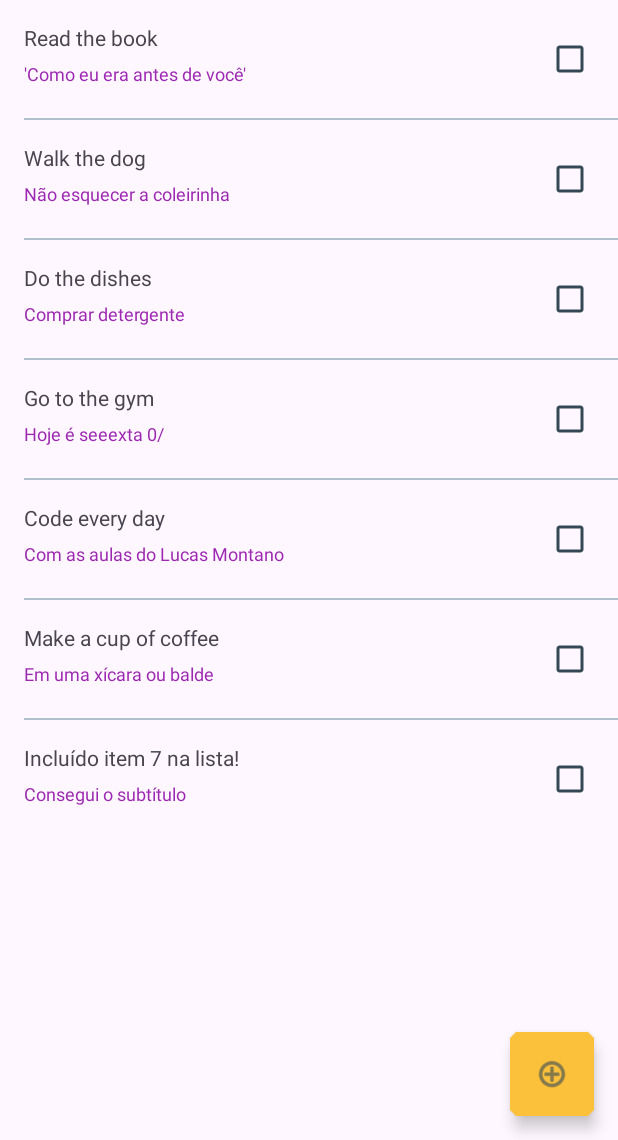
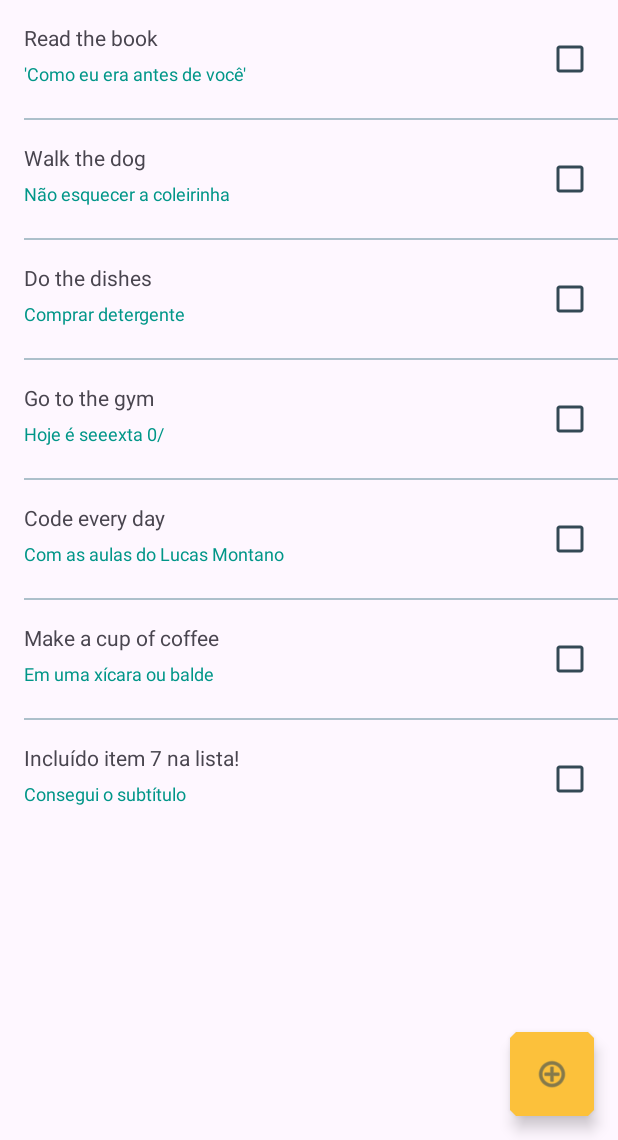
Before and after one commit to DanieleStein/MundoMobile, an Android app: the screen it shows after launch (MainActivity), on a phone screen of 412 x 824 dp, the part 96-1236 px from its top. Run offline under Robolectric (Android 15) with nearby library versions, the phone set to English and light mode, and no system bars; our stand-ins replace navigation-ui.

Commit message:
Inserida nova cor ao projeto

```diff
--- a/app/src/main/res/layout/habit_item.xml
+++ b/app/src/main/res/layout/habit_item.xml
@@ -25,13 +25,13 @@
     android:layout_height="wrap_content"
     android:layout_marginStart="16dp"
     android:layout_marginEnd="8dp"
-    android:text="Testando"
-    android:textColor="@color/fucsia"
+    android:textColor="@color/waterGreen"
     android:textSize="12dp"
     app:layout_constraintBottom_toBottomOf="parent"
     app:layout_constraintEnd_toStartOf="@+id/completeCheckBox"
     app:layout_constraintStart_toStartOf="parent"
-    app:layout_constraintTop_toBottomOf="@+id/titleTextView" />
+    app:layout_constraintTop_toBottomOf="@+id/titleTextView"
+    tools:text="Testando" />
 
   <CheckBox
     android:id="@+id/completeCheckBox"
--- a/app/src/main/res/values/colors.xml
+++ b/app/src/main/res/values/colors.xml
@@ -10,4 +10,5 @@
   <color name="black">#FF000000</color>
   <color name="white">#FFFFFFFF</color>
   <color name="fucsia">#FF9C27B0</color>
+  <color name="waterGreen">#FF009688</color>
 </resources>
```
